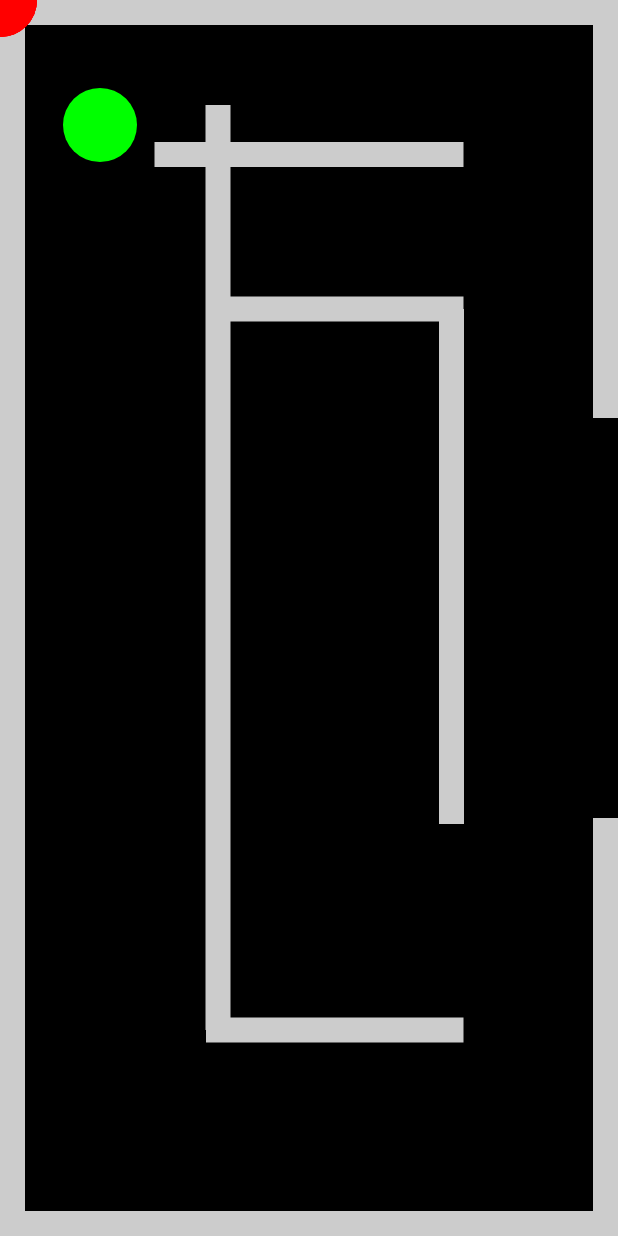
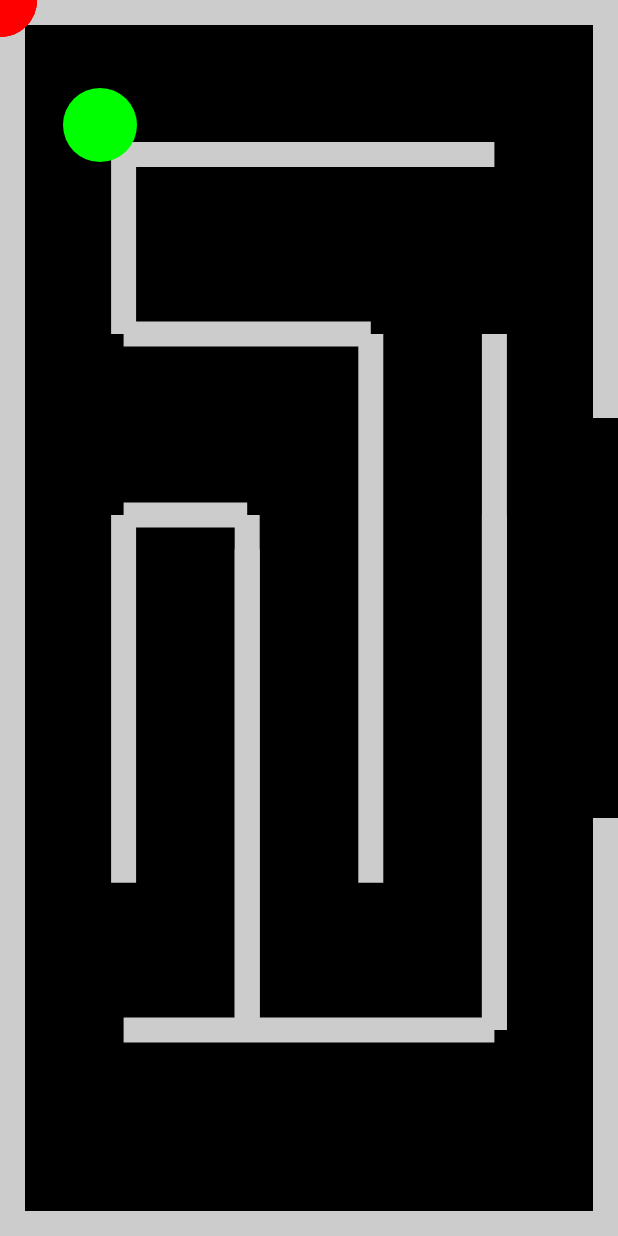
Before and after one commit to jbarney14/finalProjectAS, an Android app: the screen it shows after launch (MainActivity), on a phone screen of 412 x 824 dp. Run offline under Robolectric (Android 15) with nearby library versions, the phone set to English and light mode, and no system bars; 1 statement that could not run was skipped.

Commit message:
2nd GameView

```diff
--- /dev/null
+++ b/app/src/main/java/com/example/finalproject/GameView2.kt
@@ -0,0 +1,247 @@
+package com.example.finalproject
+
+import android.content.Context
+import android.graphics.Bitmap
+import android.graphics.BitmapFactory
+import android.graphics.Canvas
+import android.graphics.Color
+import android.graphics.Paint
+import android.util.Log
+import android.view.View
+import kotlin.random.Random
+
+
+class GameView2 : View {
+    private var enemies = 0
+    val spawners = arrayListOf(1, 2, 3, 4, 5, 6, 7, 8, 9, 10)
+
+    private lateinit var paint: Paint
+    private lateinit var gameBitmap: Bitmap
+    private lateinit var gameCanvas: Canvas
+    // private lateinit var berzerk: Berzerk
+
+    constructor(context : Context, enemies : Int) : super(context) {
+        this.enemies = enemies
+        paint = Paint()
+    }
+
+    override fun onSizeChanged(w: Int, h: Int, oldw: Int, oldh: Int) {
+        super.onSizeChanged(w, h, oldw, oldh)
+        gameBitmap = Bitmap.createBitmap(w, h, Bitmap.Config.ARGB_8888)
+        gameCanvas = Canvas(gameBitmap)
+    }
+
+    override fun onDraw(canvas: Canvas) {
+        super.onDraw(canvas)
+
+        canvas.drawColor(Color.BLACK)
+        gameCanvas.drawColor(Color.BLACK)
+
+        //outer lines
+        paint.strokeWidth = 50f
+        paint.color = Color.LTGRAY
+
+        canvas.drawLine(0f, 0f, resources.displayMetrics.widthPixels.toFloat(),
+            0f, paint)
+        gameCanvas.drawLine(0f, 0f, resources.displayMetrics.widthPixels.toFloat(),
+            0f, paint)
+        canvas.drawLine(0f, 0f, 0f,
+            resources.displayMetrics.heightPixels.toFloat(), paint)
+        gameCanvas.drawLine(0f, 0f, 0f,
+            resources.displayMetrics.heightPixels.toFloat(), paint)
+        canvas.drawLine(0f, resources.displayMetrics.heightPixels.toFloat(),
+            resources.displayMetrics.widthPixels.toFloat(), resources.displayMetrics.heightPixels.toFloat(), paint)
+        gameCanvas.drawLine(0f, resources.displayMetrics.heightPixels.toFloat(),
+            resources.displayMetrics.widthPixels.toFloat(), resources.displayMetrics.heightPixels.toFloat(), paint)
+        canvas.drawLine(resources.displayMetrics.widthPixels.toFloat(), 0f, resources.displayMetrics.widthPixels.toFloat(),
+            resources.displayMetrics.heightPixels.toFloat() / 2f - 200f, paint)
+        gameCanvas.drawLine(resources.displayMetrics.widthPixels.toFloat(), 0f, resources.displayMetrics.widthPixels.toFloat(),
+            resources.displayMetrics.heightPixels.toFloat() / 2f - 200f, paint)
+        canvas.drawLine(resources.displayMetrics.widthPixels.toFloat(), resources.displayMetrics.heightPixels.toFloat(), resources.displayMetrics.widthPixels.toFloat(),
+            resources.displayMetrics.heightPixels.toFloat() / 2f + 200f, paint)
+        gameCanvas.drawLine(resources.displayMetrics.widthPixels.toFloat(), resources.displayMetrics.heightPixels.toFloat(), resources.displayMetrics.widthPixels.toFloat(),
+            resources.displayMetrics.heightPixels.toFloat() / 2f + 200f, paint)
+
+        //inner maze
+        paint.strokeWidth = 25f
+
+        val width = resources.displayMetrics.widthPixels.toFloat()
+        val height = resources.displayMetrics.heightPixels.toFloat()
+
+        // Top
+        canvas.drawLine(width / 5f, height / 8f, 4*width / 5,
+            height / 8f , paint)
+        gameCanvas.drawLine(width / 5f, height / 8f, (4*width) / 5f,
+            height / 8f , paint)
+
+        // Top Left
+        canvas.drawLine(width / 5f, height / 8.3f, width / 5f,
+            height / 3.7f, paint)
+        gameCanvas.drawLine(width / 5f, height / 8.3f, width / 5f,
+            height / 3.7f , paint)
+
+        // 2nd Horizontal
+        canvas.drawLine(width / 5f, height / 3.7f, 3*width / 5,
+            height / 3.7f , paint)
+        gameCanvas.drawLine(width / 5f, height / 3.7f, 3*width / 5f,
+            height / 3.7f , paint)
+
+        // 3rd Horizontal
+        canvas.drawLine(width / 5f, height / 2.4f, 2*width / 5,
+            height / 2.4f , paint)
+        gameCanvas.drawLine(width / 5f, height / 2.4f, 2*width / 5f,
+            height / 2.4f , paint)
+
+
+        // Mid Left
+        canvas.drawLine(width / 5f, height / 2.4f, width / 5f,
+            height / 1.4f , paint)
+        gameCanvas.drawLine(width / 5f, height / 2.4f, width / 5f,
+            height / 1.4f , paint)
+
+        // 2/5 Bottom
+        canvas.drawLine((2*width) / 5f, height / 2.4f, (2*width) / 5f,
+            height / 1.2f  , paint)
+        gameCanvas.drawLine((2*width) / 5f, height / 2.4f, (2*width) / 5f,
+            height / 1.2f  , paint)
+
+        // 3/5 Bottom
+        canvas.drawLine((2*width) / 5f, height / 2.25f, (2*width) / 5f,
+            height / 1.2f  , paint)
+        gameCanvas.drawLine((2*width) / 5f, height / 2.25f, (2*width) / 5f,
+            height / 1.2f  , paint)
+
+        // 3/5 Middle
+        canvas.drawLine((3*width) / 5f, height / 3.7f, (3*width) / 5f,
+            height / 1.4f  , paint)
+        gameCanvas.drawLine((3*width) / 5f, height / 3.7f, (3*width) / 5f,
+            height / 1.4f  , paint)
+
+        // 4/5 Bottom
+        canvas.drawLine((4*width) / 5f, height / 2.4f, (4*width) / 5f,
+            height / 1.2f  , paint)
+        gameCanvas.drawLine((4*width) / 5f, height / 2.4f, (4*width) / 5f,
+            height / 1.2f  , paint)
+
+        // 4/5 Top
+        canvas.drawLine((4*width) / 5f, height / 3.7f, (4*width) / 5f,
+            height / 1.2f  , paint)
+        gameCanvas.drawLine((4*width) / 5f, height / 3.7f, (4*width) / 5f,
+            height / 1.2f  , paint)
+
+        // Bottom
+        canvas.drawLine(width / 5f, height / 1.2f, (4*width) / 5f,
+            height / 1.2f , paint)
+        gameCanvas.drawLine(width / 5f, height / 1.2f, (4*width) / 5f,
+            height / 1.2f , paint)
+
+        /*
+                canvas.drawLine(resources.displayMetrics.widthPixels.toFloat() / 4f, resources.displayMetrics.heightPixels.toFloat() / 8f, resources.displayMetrics.widthPixels.toFloat() / (4/3f),
+                    resources.displayMetrics.heightPixels.toFloat() / 8f , paint)
+                gameCanvas.drawLine(resources.displayMetrics.widthPixels.toFloat() / 4f, resources.displayMetrics.heightPixels.toFloat() / 8f, resources.displayMetrics.widthPixels.toFloat() / (4/3f),
+                    resources.displayMetrics.heightPixels.toFloat() / 8f , paint)
+
+                canvas.drawLine(resources.displayMetrics.widthPixels.toFloat() / 4f, resources.displayMetrics.heightPixels.toFloat() / 4f, resources.displayMetrics.widthPixels.toFloat() / (4/3f),
+                    resources.displayMetrics.heightPixels.toFloat() / 4f , paint)
+                gameCanvas.drawLine(resources.displayMetrics.widthPixels.toFloat() / 3f, resources.displayMetrics.heightPixels.toFloat() / 4f, resources.displayMetrics.widthPixels.toFloat() / (4/3f),
+                    resources.displayMetrics.heightPixels.toFloat() / 4f , paint)
+
+                canvas.drawLine(resources.displayMetrics.widthPixels.toFloat() / 3f, resources.displayMetrics.heightPixels.toFloat() / 4f, resources.displayMetrics.widthPixels.toFloat() / (4/3f),
+                    resources.displayMetrics.heightPixels.toFloat() / 4f , paint)
+                gameCanvas.drawLine(resources.displayMetrics.widthPixels.toFloat() / 3f, resources.displayMetrics.heightPixels.toFloat() / 4f, resources.displayMetrics.widthPixels.toFloat() / (4/3f),
+                    resources.displayMetrics.heightPixels.toFloat() / 4f , paint)
+
+                canvas.drawLine(resources.displayMetrics.widthPixels.toFloat() / (4/3f) - 12f, resources.displayMetrics.heightPixels.toFloat() / 4f, resources.displayMetrics.widthPixels.toFloat() / (4/3f) - 12f,
+                    resources.displayMetrics.heightPixels.toFloat() / (3/2f) , paint)
+                gameCanvas.drawLine(resources.displayMetrics.widthPixels.toFloat() / (4/3f) - 12f, resources.displayMetrics.heightPixels.toFloat() / 4f, resources.displayMetrics.widthPixels.toFloat() / (4/3f) - 12f,
+                    resources.displayMetrics.heightPixels.toFloat() / (3/2f) , paint)
+
+                canvas.drawLine(resources.displayMetrics.widthPixels.toFloat() / 3f, resources.displayMetrics.heightPixels.toFloat() / (6/5f), resources.displayMetrics.widthPixels.toFloat() / (4/3f),
+                    resources.displayMetrics.heightPixels.toFloat() / (6/5f) , paint)
+                gameCanvas.drawLine(resources.displayMetrics.widthPixels.toFloat() / 3f, resources.displayMetrics.heightPixels.toFloat() / (6/5f), resources.displayMetrics.widthPixels.toFloat() / (4/3f),
+                    resources.displayMetrics.heightPixels.toFloat() / (6/5f), paint)
+
+                canvas.drawLine(resources.displayMetrics.widthPixels.toFloat() / 3f + 12f, resources.displayMetrics.heightPixels.toFloat() / (6/5f), resources.displayMetrics.widthPixels.toFloat() / 3f + 12f,
+                    resources.displayMetrics.heightPixels.toFloat() / (6/5f) - 925f, paint)
+                gameCanvas.drawLine(resources.displayMetrics.widthPixels.toFloat() / 3f + 12f, resources.displayMetrics.heightPixels.toFloat() / (6/5f), resources.displayMetrics.widthPixels.toFloat() / 3f + 12f,
+                    resources.displayMetrics.heightPixels.toFloat() / (6/5f) - 925f, paint)
+        */
+
+
+
+        //player
+        paint.color = Color.GREEN
+        canvas.drawCircle(100f, 125f, 37f, paint)
+        gameCanvas.drawCircle(100f, 100f, 37f, paint)
+
+        //enemies - random spawn
+        for(i in 0 .. enemies - 1) {
+            paint.color = Color.RED
+            var enemyCoordinates : Array<Int> = checkEnemyBounds()
+            canvas.drawCircle(enemyCoordinates[0].toFloat(), enemyCoordinates[1].toFloat(), 37f, paint)
+        }
+
+    }
+
+    fun checkEnemyBounds(): Array<Int> {
+        var enemyCoordinates = arrayOf(0, 0)
+        val randomNumber = spawners.random() //spawner place on map
+
+        when (randomNumber) {
+            1 -> {
+                enemyCoordinates[0] = (resources.displayMetrics.widthPixels / (4.0 / .5)).toInt()
+                enemyCoordinates[1] = resources.displayMetrics.heightPixels / (8 / 1.5).toInt()
+            }
+
+            2 -> {
+                enemyCoordinates[0] = resources.displayMetrics.widthPixels / 2
+                enemyCoordinates[1] = resources.displayMetrics.heightPixels / (8 / 1.5).toInt()
+            }
+
+            3 -> {
+                enemyCoordinates[0] = (resources.displayMetrics.widthPixels / (4.0 / 3.5)).toInt()
+                enemyCoordinates[1] = resources.displayMetrics.heightPixels / (8 / 1.5).toInt()
+            }
+
+            4 -> {
+                enemyCoordinates[0] = (resources.displayMetrics.widthPixels / (4.0 / 3.5)).toInt()
+                enemyCoordinates[1] = resources.displayMetrics.heightPixels / 2
+            }
+
+            5 -> {
+                enemyCoordinates[0] = (resources.displayMetrics.widthPixels / (4.0 / 3.5)).toInt()
+                enemyCoordinates[1] = (resources.displayMetrics.heightPixels / (6.0 / 5.5)).toInt()
+            }
+
+            6 -> {
+                enemyCoordinates[0] = resources.displayMetrics.widthPixels / 2
+                enemyCoordinates[1] = (resources.displayMetrics.heightPixels / (6.0 / 5.5)).toInt()
+            }
+
+            7 -> {
+                enemyCoordinates[0] = (resources.displayMetrics.widthPixels / (4.0 / .5)).toInt()
+                enemyCoordinates[1] = (resources.displayMetrics.heightPixels / (6.0 / 5.5)).toInt()
+            }
+
+            8 -> {
+                enemyCoordinates[0] = (resources.displayMetrics.widthPixels / (4.0 / .5)).toInt()
+                enemyCoordinates[1] = resources.displayMetrics.heightPixels / 2
+            }
+
+            9 -> {
+                enemyCoordinates[0] = resources.displayMetrics.widthPixels / 2
+                enemyCoordinates[1] =
+                    (resources.displayMetrics.heightPixels / (4.0 / 1.5) - 100).toInt()
+            }
+
+            10 -> {
+                enemyCoordinates[0] = resources.displayMetrics.widthPixels / 2
+                enemyCoordinates[1] =
+                    (resources.displayMetrics.heightPixels / (4.0 / 3.5) - 300).toInt()
+            }
+        }
+
+        spawners.remove(randomNumber)
+        return enemyCoordinates
+    }
+}
--- a/app/src/main/java/com/example/finalproject/MainActivity.kt
+++ b/app/src/main/java/com/example/finalproject/MainActivity.kt
@@ -10,7 +10,8 @@ import androidx.core.view.WindowInsetsCompat
 
 class MainActivity : AppCompatActivity() {
 
-    private lateinit var gameView: GameView
+    //private lateinit var gameView: GameView
+    private lateinit var gameView2: GameView2
     private lateinit var gestureDetector: GestureDetector
 
 
@@ -29,9 +30,11 @@ class MainActivity : AppCompatActivity() {
             }
         })
 
-        gameView = GameView(this, 4)
+        //gameView = GameView(this, 4)
+        gameView2 = GameView2(this, 4)
 
-        setContentView(gameView)
+        //setContentView(gameView)
+        setContentView(gameView2)
     }
 
     override fun onTouchEvent(event: MotionEvent): Boolean {
```
